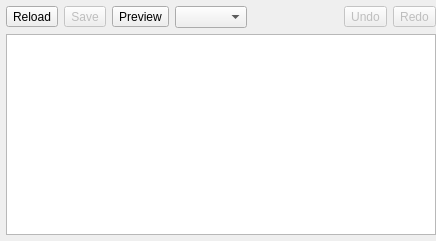
This is calibre/gui2/viewer/qstackedwidget/qstackedwidgetSynopsis.ui in cricobs/calibre_highway as Qt 5 draws it before an edit. The edited form follows.
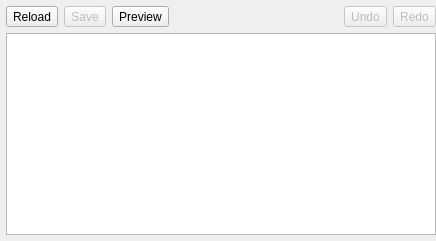
This is the edited form. Custom widgets are drawn as their Qt base class.

Commit message: qcomboboxMarkdown deleted

Patch:
```diff
--- a/calibre/gui2/viewer/qstackedwidget/qstackedwidgetSynopsis.ui
+++ b/calibre/gui2/viewer/qstackedwidget/qstackedwidgetSynopsis.ui
@@ -53,9 +53,6 @@
         </property>
        </widget>
       </item>
-      <item>
-       <widget class="QcomboboxMarkdown" name="qcomboboxMarkdown"/>
-      </item>
       <item>
        <spacer name="horizontalSpacer">
         <property name="orientation">
@@ -151,11 +148,6 @@
    <extends>QPlainTextEdit</extends>
    <header>calibre.gui2.viewer.qplaintextedit.qplaintexteditEdit</header>
   </customwidget>
-  <customwidget>
-   <class>QcomboboxMarkdown</class>
-   <extends>QComboBox</extends>
-   <header>calibre.gui2.viewer.qcombobox.qcomboboxMarkdown</header>
-  </customwidget>
   <customwidget>
    <class>QwebviewContent</class>
    <extends>QWidget</extends>
```
The commit also changes 5 other files.
